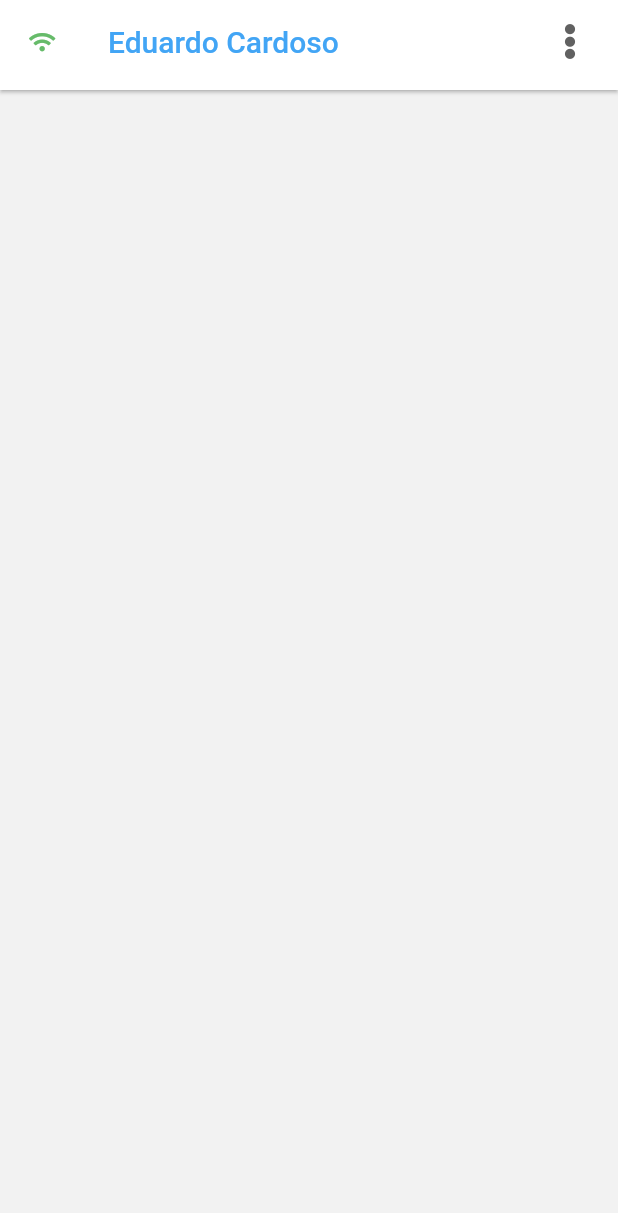
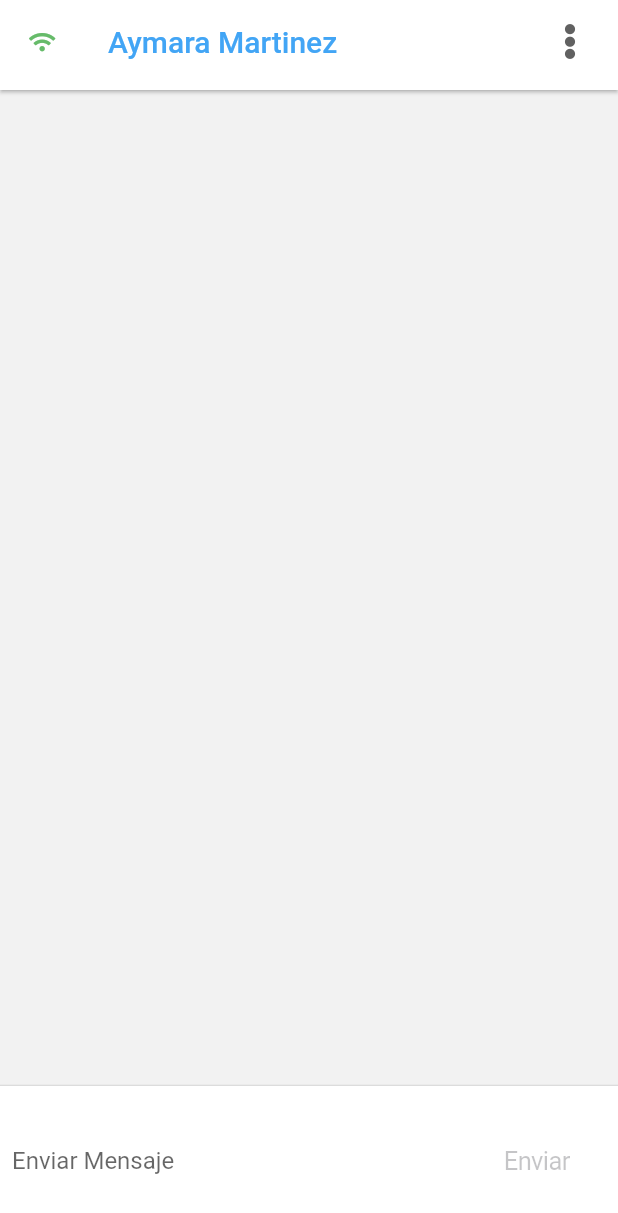
Before and after one commit to arvak-ecm/flutter_app_chat, a Flutter app: the screen it shows after launch, on a phone screen of 412 x 824 dp. Shown: the top 1213 px of the screen. Run offline on Flutter 3.47's test engine with Material 2 defaults, Android fonts, the phone set to English and light mode, and no system bars; our stand-ins replace font_awesome_flutter, pull_to_refresh.

Commit message:
fin seccion 7

```diff
--- a/lib/pages/chat_page.dart
+++ b/lib/pages/chat_page.dart
@@ -1,13 +1,135 @@
+import 'dart:io';
+import 'package:flutter/cupertino.dart';
 import 'package:flutter/material.dart';
 import 'package:app_chat/widgets/ScaffoldApp.dart';
+import 'package:app_chat/widgets/message_chat.dart';
 
-class ChatPage extends StatelessWidget {
+class ChatPage extends StatefulWidget {
+  @override
+  _ChatPageState createState() => _ChatPageState();
+}
+
+class _ChatPageState extends State<ChatPage> with TickerProviderStateMixin {
+  final _textController = new TextEditingController();
+  final _focusNode = new FocusNode();
+
+  List<MessageChat> _messages = [];
+
+  bool _isWriting = false;
 
   @override
   Widget build(BuildContext context) {
     return ScaffoldAppWidget(
       appBar: true,
-      widget: null
+      title: 'Aymara Martinez',
+      widget: Container(
+        child: Column(
+          children: [
+            _body(),
+            Divider(
+              height: 1,
+            ),
+            _footer(),
+          ],
+        ),
+      ),
     );
   }
+
+  Widget _body() {
+    return Flexible(
+      child: ListView.builder(
+        physics: BouncingScrollPhysics(),
+        reverse: true,
+        itemBuilder: (_, i) => _messages[i],
+        itemCount: _messages.length,
+      ),
+    );
+  }
+
+  Widget _footer() {
+    return Container(
+      height: 100.0,
+      color: Colors.white,
+      child: SafeArea(
+        child: Container(
+          margin: EdgeInsets.symmetric(horizontal: 8.0),
+          child: Row(
+            children: [_inputText(), _buttonSend()],
+          ),
+        ),
+      ),
+    );
+  }
+
+  Widget _inputText() {
+    return Flexible(
+      child: TextField(
+        keyboardType: TextInputType.text,
+        decoration: InputDecoration.collapsed(hintText: 'Enviar Mensaje'),
+        focusNode: this._focusNode,
+        controller: this._textController,
+        onSubmitted: _handleSubmit,
+        onChanged: (String text) {
+          setState(() {
+            if (text.trim().length > 0) {
+              this._isWriting = true;
+            } else {
+              this._isWriting = false;
+            }
+          });
+        },
+      ),
+    );
+  }
+
+  Widget _buttonSend() {
+    return Container(
+        margin: EdgeInsets.symmetric(horizontal: 4.0),
+        child: !Platform.isIOS
+            ? CupertinoButton(
+                child: Text('Enviar'),
+                onPressed: this._isWriting
+                    ? () => _handleSubmit(_textController.text.trim())
+                    : null,
+              )
+            : Container(
+                margin: EdgeInsets.symmetric(horizontal: 4.0),
+                child: IconTheme(
+                  data: IconThemeData(color: Colors.blue[400]),
+                  child: IconButton(
+                      icon: Icon(Icons.send),
+                      onPressed: this._isWriting
+                          ? () => _handleSubmit(_textController.text.trim())
+                          : null),
+                ),
+              ));
+  }
+
+  _handleSubmit(String text) {
+    if (text.length > 0) {
+      MessageChat msg = MessageChat(
+        uid: '123',
+        text: text,
+        animationController: AnimationController(
+            vsync: this, duration: Duration(milliseconds: 400)),
+      );
+      _messages.insert(0, msg);
+      msg.animationController.forward();
+      this._textController.clear();
+      this._focusNode.requestFocus();
+      setState(() {
+        this._isWriting = false;
+      });
+    }
+  }
+
+  @override
+  void dispose() {
+    for (MessageChat msg in _messages) {
+      msg.animationController.dispose();
+    }
+
+    super.dispose();
+  }
 }
--- a/lib/pages/login_page.dart
+++ b/lib/pages/login_page.dart
@@ -9,6 +9,7 @@ class LoginPage extends StatelessWidget {
   @override
   Widget build(BuildContext context) {
     return ScaffoldAppWidget(
+      appBar: false,
       listWidget: [
         LogoAppWidget(title: 'Messenger'),
         LoginForm(),
--- a/lib/widgets/AppBarCustom.dart
+++ b/lib/widgets/AppBarCustom.dart
@@ -1,19 +1,28 @@
 import 'package:flutter/material.dart';
 import 'package:font_awesome_flutter/font_awesome_flutter.dart';
 
+class AppBarCustom extends StatelessWidget implements PreferredSizeWidget {
+  final String title;
 
-class AppBarCustom extends StatelessWidget implements PreferredSizeWidget {
+  const AppBarCustom({
+    Key key,
+    this.title,
+  }) : super(key: key);
 
   @override
   AppBar build(BuildContext context) {
     return AppBar(
       elevation: 1,
       title: Text(
-        'Eduardo Cardoso',
+        this.title,
         style: TextStyle(color: Colors.blue[400]),
       ),
       backgroundColor: Colors.white,
-      leading: Icon(FontAwesomeIcons.lightWifi, size: 14, color: Colors.green[400],),
+      leading: Icon(
+        FontAwesomeIcons.lightWifi,
+        size: 14,
+        color: Colors.green[400],
+      ),
       actions: [
         Container(margin: EdgeInsets.only(right: 20), child: _menu()
             // Icon(FontAwesomeIcons.lightWifiSlash, color: Colors.red[400]),
--- a/lib/widgets/ScaffoldApp.dart
+++ b/lib/widgets/ScaffoldApp.dart
@@ -1,20 +1,30 @@
+import 'package:flutter/material.dart';
+
+import 'package:app_chat/config/config.dart';
 import 'package:app_chat/widgets/AppBarCustom.dart';
-import 'package:flutter/material.dart';
-import 'package:app_chat/config/config.dart';
 
 class ScaffoldAppWidget extends StatelessWidget {
   final List<Widget> listWidget;
   final Widget widget;
   final bool appBar;
-  const ScaffoldAppWidget({Key key, this.listWidget = null, this.widget, this.appBar = false})
-      : super(key: key);
+  final String title;
+
+  const ScaffoldAppWidget({
+    Key key,
+    this.listWidget,
+    this.widget,
+    this.appBar,
+    this.title,
+  }) : super(key: key);
+
 
   @override
   Widget build(BuildContext context) {
     return Scaffold(
-      appBar: (this.appBar) ? AppBarCustom() : null,
+      appBar: (this.appBar) ? AppBarCustom(title: this.title,) : null,
       backgroundColor: ConfigApp.bgColorApp,
-      body: ( listWidget != null ) ? SingleChildScrollView(
+      body: (listWidget != null)
+          ? SingleChildScrollView(
               padding: EdgeInsets.symmetric(horizontal: 1.0, vertical: 1.0),
               physics: BouncingScrollPhysics(),
               child: ConstrainedBox(
@@ -27,7 +37,8 @@ class ScaffoldAppWidget extends StatelessWidget {
                   ),
                 ),
               ),
-      ) : this.widget,
+            )
+          : this.widget,
     );
   }
 }
```
Also changed, not shown: lib/widgets/message_chat.dart (added, +63 -0 lines). Lines whose indentation alone changed are shown as unchanged.
